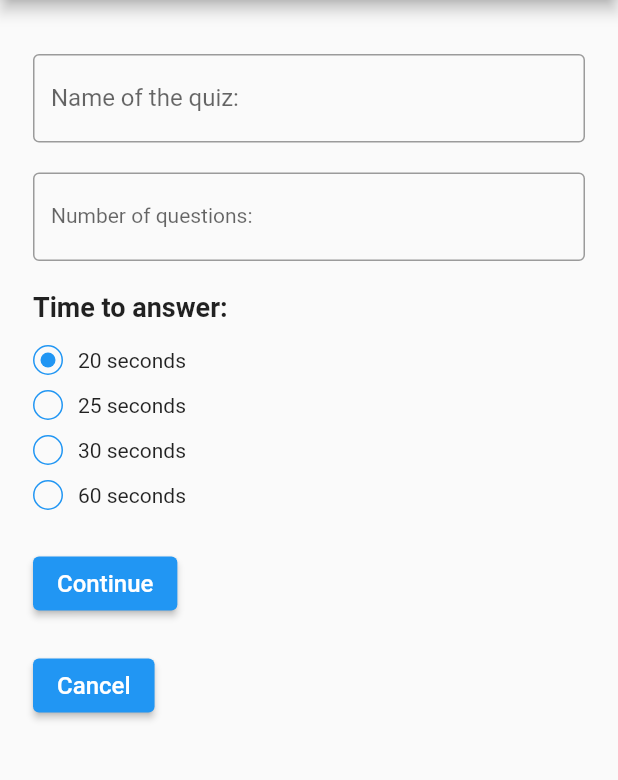
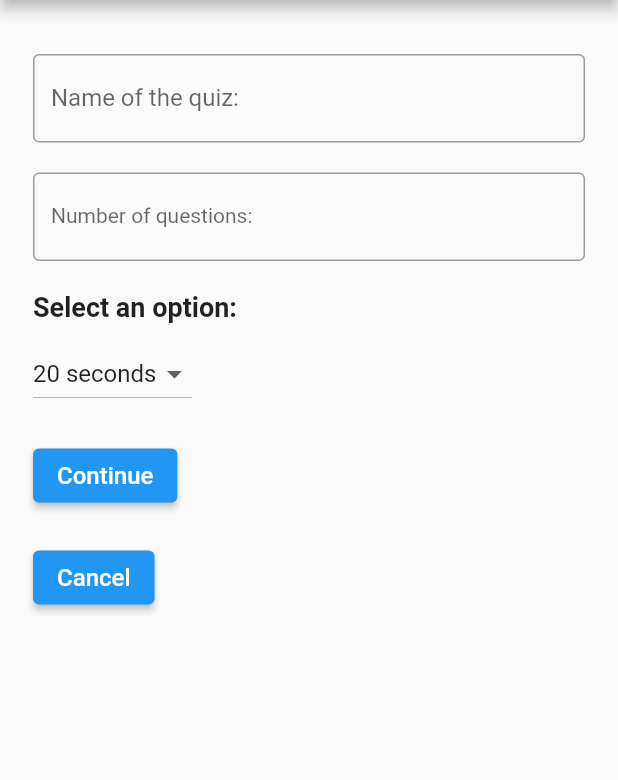
Before and after one commit to IOTSummer23RoboPhoneKahoot/IOTProjectRobophoneKahoot, a Flutter app: the NumOfQuestionPage screen opened directly, on a phone screen of 412 x 824 dp, the part 84-864 px from its top. Run offline on Flutter 3.47's test engine with Material 2 defaults, Android fonts, the phone set to English and light mode, and no system bars; our stand-ins replace firebase_core, firebase_database, syncfusion_flutter_charts; accounts and stored records are empty.

Commit message:
changed the answers to be drop down

```diff
--- a/web_project/lib/CreateQuiz.dart
+++ b/web_project/lib/CreateQuiz.dart
@@ -28,46 +28,6 @@ class CreateQuizApp extends StatelessWidget {
   }
 }
 
-class CustomRadioButton extends StatelessWidget {
-  final int value;
-  final int groupValue;
-  final ValueChanged<int?> onChanged;
-
-  CustomRadioButton({
-    required this.value,
-    required this.groupValue,
-    required this.onChanged,
-  });
-
-  @override
-  Widget build(BuildContext context) {
-    return InkWell(
-      onTap: () {
-        onChanged(value);
-      },
-      child: Container(
-        width: 20,
-        height: 20,
-        decoration: BoxDecoration(
-          shape: BoxShape.circle,
-          border: Border.all(color: Colors.blue),
-        ),
-        alignment: Alignment.center,
-        child: groupValue == value
-            ? Container(
-                width: 10,
-                height: 10,
-                decoration: BoxDecoration(
-                  shape: BoxShape.circle,
-                  color: Colors.blue,
-                ),
-              )
-            : null,
-      ),
-    );
-  }
-}
-
 class NumOfQuestionPage extends StatefulWidget {
   @override
   _NumOfQuestionPageState createState() => _NumOfQuestionPageState();
@@ -78,21 +38,9 @@ class _NumOfQuestionPageState extends State<NumOfQuestionPage> {
       TextEditingController();
   static TextEditingController nameOfQuizController = TextEditingController();
 
-  // Store the selected time option
-  static int selectedTimeOptionIndex = 0, selectedTimeOption = 10;
-  final List<int> timeOptions = [
-    20,
-    25,
-    30,
-    60
-  ]; // Define time options in seconds
-
-  void _handleTimeOptionChanged(int? value) {
-    setState(() {
-      selectedTimeOptionIndex = value ?? 0;
-      selectedTimeOption = timeOptions[selectedTimeOptionIndex];
-    });
-  }
+  // Store the selected option
+  static int selectedOptionIndex = 0;
+  static final List<String> options = ['20', '25', '30', '60'];
 
   @override
   Widget build(BuildContext context) {
@@ -124,7 +72,6 @@ class _NumOfQuestionPageState extends State<NumOfQuestionPage> {
                 decoration: InputDecoration(
                   labelText: 'Number of questions:',
                   labelStyle: TextStyle(
-                    // color: Colors.grey, // Set label text color
                     fontSize: 14,
                   ),
                   border: OutlineInputBorder(),
@@ -132,7 +79,7 @@ class _NumOfQuestionPageState extends State<NumOfQuestionPage> {
               ),
               SizedBox(height: 20),
               Text(
-                'Time to answer:',
+                'Select an option:',
                 style: TextStyle(
                   fontSize: 18.0,
                   fontWeight: FontWeight.bold,
@@ -140,26 +87,24 @@ class _NumOfQuestionPageState extends State<NumOfQuestionPage> {
                 textAlign: TextAlign.left,
               ),
               SizedBox(height: 10),
-              for (int i = 0; i < timeOptions.length; i++)
-                Padding(
-                  padding: const EdgeInsets.symmetric(vertical: 5),
-                  child: Row(
-                    children: [
-                      CustomRadioButton(
-                        value: i,
-                        groupValue: selectedTimeOptionIndex,
-                        onChanged: _handleTimeOptionChanged,
-                      ),
-                      SizedBox(width: 10),
-                      Text(
-                        '${timeOptions[i]} seconds',
-                        style: TextStyle(
-                          fontSize: 14,
-                        ),
-                      ),
-                    ],
+              Row(
+                children: [
+                  DropdownButton<int>(
+                    value: selectedOptionIndex,
+                    onChanged: (int? value) {
+                      setState(() {
+                        selectedOptionIndex = value!;
+                      });
+                    },
+                    items: options.asMap().entries.map((entry) {
+                      return DropdownMenuItem<int>(
+                        value: entry.key,
+                        child: Text(entry.value + ' seconds'),
+                      );
+                    }).toList(),
                   ),
-                ),
+                ],
+              ),
               SizedBox(height: 20),
               ElevatedButton(
                 onPressed: () {
@@ -202,7 +147,7 @@ class QuizCreatorPage extends StatefulWidget {
 
 class _QuizCreatorPageState extends State<QuizCreatorPage> {
   final DatabaseReference _databaseRef = FirebaseDatabase.instance.reference();
-  TextEditingController correctOptionIndexController = TextEditingController();
+  //TextEditingController correctOptionIndexController = TextEditingController();
   TextEditingController questionController = TextEditingController();
   TextEditingController answer1Controller = TextEditingController();
   TextEditingController answer2Controller = TextEditingController();
@@ -211,15 +156,19 @@ class _QuizCreatorPageState extends State<QuizCreatorPage> {
   int numOfQuestions = 0;
   List<Map<String, dynamic>> quizQuestions = [];
   List<Map<String, dynamic>> quizData = [];
+  final List<int> correctAnswerOptions = [1, 2, 3, 4];
 
+  // Variable to store the selected correct answer number
+  int selectedCorrectAnswer = 1;
   void submitQuizData() {
     _databaseRef.child('sabaaTest/quizzes/$generatedPin/quizID').update({
       'quizID': generatedPin,
     });
     for (int i = 0; i < quizQuestions.length; i++) {
       final questionData = quizQuestions[i];
+      int questionNum = i + 1;
       _databaseRef
-          .child('sabaaTest/quizzes/$generatedPin/questions/$i')
+          .child('sabaaTest/quizzes/$generatedPin/questions/$questionNum')
           .update(questionData);
     }
 
@@ -234,12 +183,14 @@ class _QuizCreatorPageState extends State<QuizCreatorPage> {
   }
 
   void addQuizData() {
-    String timeToAnswerPerQuestion =
-        _NumOfQuestionPageState.selectedTimeOption.toString();
+    String timeToAnswerPerQuestion = _NumOfQuestionPageState
+        .options[_NumOfQuestionPageState.selectedOptionIndex]
+        .toString();
     String nameOfQuiz = _NumOfQuestionPageState.nameOfQuizController.text;
     String numOfQuestions =
         _NumOfQuestionPageState.numOfQuestionsController.text;
-    String correctOptionIndex = correctOptionIndexController.text;
+    String correctOptionIndex =
+        correctAnswerOptions[selectedCorrectAnswer].toString();
     String question = questionController.text;
     String answer1 = answer1Controller.text;
     String answer2 = answer2Controller.text;
@@ -259,7 +210,6 @@ class _QuizCreatorPageState extends State<QuizCreatorPage> {
     quizQuestions.add(questionData);
     quizData.add(quizDetailsData);
     // Clear the text fields
-    correctOptionIndexController.clear();
     questionController.clear();
     answer1Controller.clear();
     answer2Controller.clear();
@@ -321,12 +271,27 @@ class _QuizCreatorPageState extends State<QuizCreatorPage> {
                 ),
               ),
               const SizedBox(height: 20),
-              TextField(
-                controller: correctOptionIndexController,
-                decoration: const InputDecoration(
-                  labelText: 'Please write the correct answer number',
-                  border: OutlineInputBorder(),
+              const Text(
+                'Select the correct answer option:',
+                style: TextStyle(
+                  fontSize: 18.0,
+                  fontWeight: FontWeight.bold,
                 ),
+                textAlign: TextAlign.left,
+              ),
+              DropdownButton<int>(
+                value: selectedCorrectAnswer,
+                onChanged: (int? value) {
+                  setState(() {
+                    selectedCorrectAnswer = value!;
+                  });
+                },
+                items: correctAnswerOptions.map((int option) {
+                  return DropdownMenuItem<int>(
+                    value: option,
+                    child: Text('Answer $option'),
+                  );
+                }).toList(),
               ),
               const SizedBox(height: 20),
               ElevatedButton(
```
